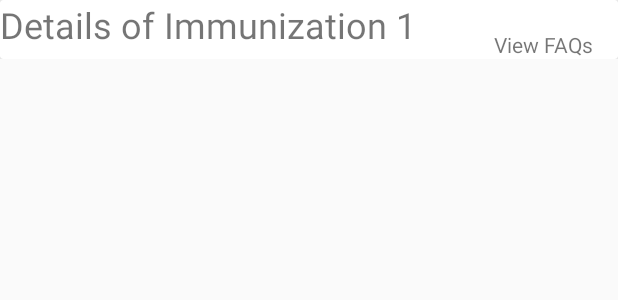
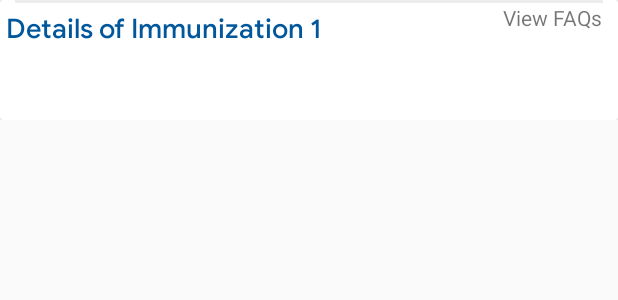
Before and after one commit to Lavanyagaur22/SIH19, an Android app: the layout immunization_row.xml on its own in the app's theme, with its tools: preview values and no code run, on a phone screen of 412 x 824 dp. Shown: the top 300 px of the screen. Run offline under Robolectric (Android 15) with nearby library versions, the phone set to English and light mode, and no system bars.

Commit message:
Immunization 3

```diff
--- a/app/src/main/java/com/codingblocks/sih19/ImmunizationDetailList.java
+++ b/app/src/main/java/com/codingblocks/sih19/ImmunizationDetailList.java
@@ -16,6 +16,7 @@ import android.widget.ArrayAdapter;
 import android.widget.ImageView;
 import android.widget.LinearLayout;
 import android.widget.TextView;
+import android.widget.Toast;
 
 import com.google.firebase.database.DataSnapshot;
 import com.squareup.picasso.Picasso;
@@ -52,6 +53,14 @@ public class ImmunizationDetailList extends RecyclerView.Adapter<ImmunizationDet
 
         holder.immunizationTextView.setText(immuneList.get(position));
 
+        holder.viewFAQTextView.setOnClickListener(new View.OnClickListener() {
+            @Override
+            public void onClick(View v) {
+
+                Toast.makeText(context, "Dead end! Work in progress", Toast.LENGTH_SHORT).show();
+            }
+        });
+
     }
 
     @Override
--- a/app/src/main/java/com/codingblocks/sih19/MainActivity.java
+++ b/app/src/main/java/com/codingblocks/sih19/MainActivity.java
@@ -128,7 +128,7 @@ public class MainActivity extends AppCompatActivity {
                         @Override
                         public void onCheckedChanged(CompoundButton buttonView, boolean isChecked) {
 
-                            // ToDo: Do something
+                            Toast.makeText(MainActivity.this, "Number of days is hardcoded", Toast.LENGTH_SHORT).show();
 
                         }
                     });
--- a/app/src/main/res/layout/immunization_row.xml
+++ b/app/src/main/res/layout/immunization_row.xml
@@ -8,24 +8,35 @@
         android:id="@+id/immunizationCardView"
         android:elevation="8dp"
         android:layout_width="match_parent"
-        android:layout_height="wrap_content">
+        android:layout_height="80dp">
 
         <TextView
             android:id="@+id/immunizationTextView"
             android:inputType="textMultiLine"
             android:text="Details of Immunization 1"
-            android:textSize="24dp"
-            android:layout_width="300dp"
+            android:textSize="18dp"
+            android:fontFamily="@font/productsansmedium"
+            android:textColor="#01579B"
+            android:layout_width="280dp"
+            android:layout_marginTop="8dp"
+            android:layout_marginStart="4dp"
             android:layout_height="wrap_content" />
 
         <TextView
             android:id="@+id/viewFAQTextView"
             android:layout_width="wrap_content"
             android:layout_height="wrap_content"
-            android:layout_marginTop="20dp"
-            android:layout_gravity="right"
-            android:layout_marginEnd="16dp"
+            android:layout_marginTop="2dp"
+            android:layout_gravity="end"
+            android:layout_marginEnd="10dp"
             android:text="View FAQs" />
+
+        <View
+            android:layout_width="match_parent"
+            android:layout_height="2dp"
+            android:layout_marginStart="10dp"
+            android:layout_marginEnd="10dp"
+            android:background="#ededed" />
 
     </android.support.v7.widget.CardView>
 
```
